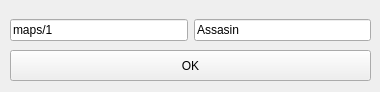
lisu188/fall-of-nouraajd, file CMainWindow.ui: the form before one commit.
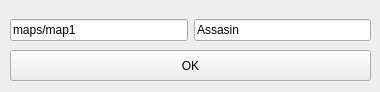
The form after the commit.

```diff
--- a/CMainWindow.ui
+++ b/CMainWindow.ui
@@ -27,7 +27,7 @@
      <item>
       <widget class="QLineEdit" name="mapType">
        <property name="text">
-        <string>maps/1</string>
+        <string>maps/map1</string>
        </property>
       </widget>
      </item>
```
